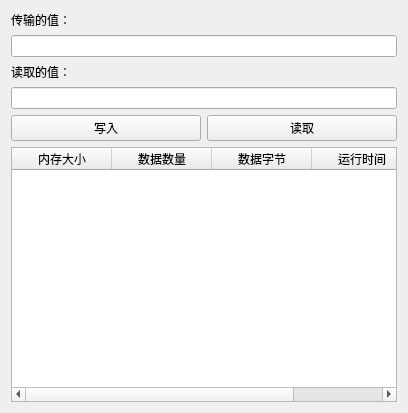
Before: the Qt Designer form ProcessTestDemo/ProcessB.ui in 3737cc/C-C--, drawn with Qt 5.
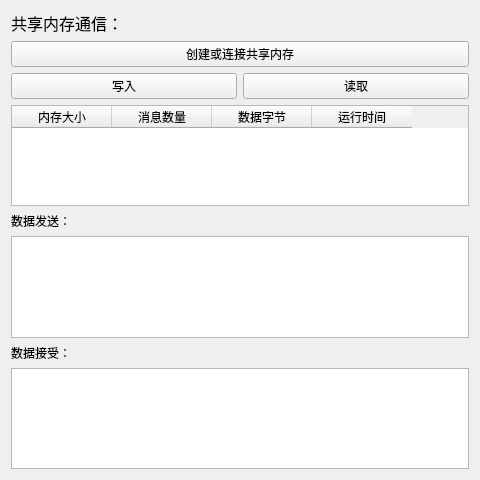
After: the same form once the commit is applied.

Commit message: 共享内存完成

What changed in the file:
```diff
--- a/ProcessTestDemo/ProcessB.ui
+++ b/ProcessTestDemo/ProcessB.ui
@@ -6,35 +6,43 @@
    <rect>
     <x>0</x>
     <y>0</y>
-    <width>408</width>
-    <height>413</height>
+    <width>480</width>
+    <height>480</height>
    </rect>
   </property>
+  <property name="sizePolicy">
+   <sizepolicy hsizetype="Preferred" vsizetype="Preferred">
+    <horstretch>0</horstretch>
+    <verstretch>0</verstretch>
+   </sizepolicy>
+  </property>
   <property name="windowTitle">
    <string>ProcessB</string>
   </property>
   <widget class="QWidget" name="centralWidget">
    <layout class="QVBoxLayout" name="verticalLayout">
     <item>
-     <widget class="QLabel" name="valueInputLabel">
+     <widget class="QLabel" name="label">
+      <property name="font">
+       <font>
+        <pointsize>12</pointsize>
+       </font>
+      </property>
       <property name="text">
-       <string>传输的值：</string>
+       <string>共享内存通信：</string>
       </property>
+      <property name="textFormat">
+       <enum>Qt::RichText</enum>
+      </property>
      </widget>
     </item>
     <item>
-     <widget class="QLineEdit" name="valueInput"/>
-    </item>
-    <item>
-     <widget class="QLabel" name="valueOutputLabel">
+     <widget class="QPushButton" name="createButton">
       <property name="text">
-       <string>读取的值：</string>
+       <string>创建或连接共享内存</string>
       </property>
      </widget>
     </item>
-    <item>
-     <widget class="QLineEdit" name="valueOutput"/>
-    </item>
     <item>
      <layout class="QHBoxLayout" name="horizontalLayout">
       <item>
@@ -62,7 +70,7 @@
       </column>
       <column>
        <property name="text">
-        <string>数据数量</string>
+        <string>消息数量</string>
        </property>
       </column>
       <column>
@@ -77,6 +85,26 @@
       </column>
      </widget>
     </item>
+    <item>
+     <widget class="QLabel" name="valueInputLabel">
+      <property name="text">
+       <string>数据发送：</string>
+      </property>
+     </widget>
+    </item>
+    <item>
+     <widget class="QTextEdit" name="sendTextEdit"/>
+    </item>
+    <item>
+     <widget class="QLabel" name="valueOutputLabel">
+      <property name="text">
+       <string>数据接受：</string>
+      </property>
+     </widget>
+    </item>
+    <item>
+     <widget class="QTextEdit" name="readTextEdit"/>
+    </item>
    </layout>
   </widget>
  </widget>
```
The commit also changes 5 other files.
